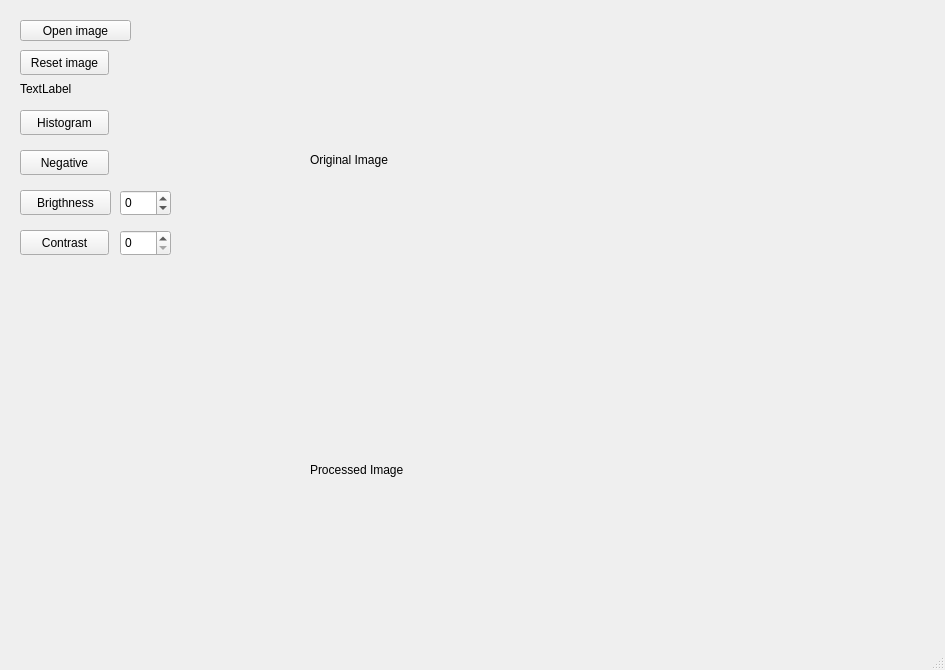
The window that mainwindow.ui (alumertz/fpi2) describes before a commit, drawn with Qt 5.
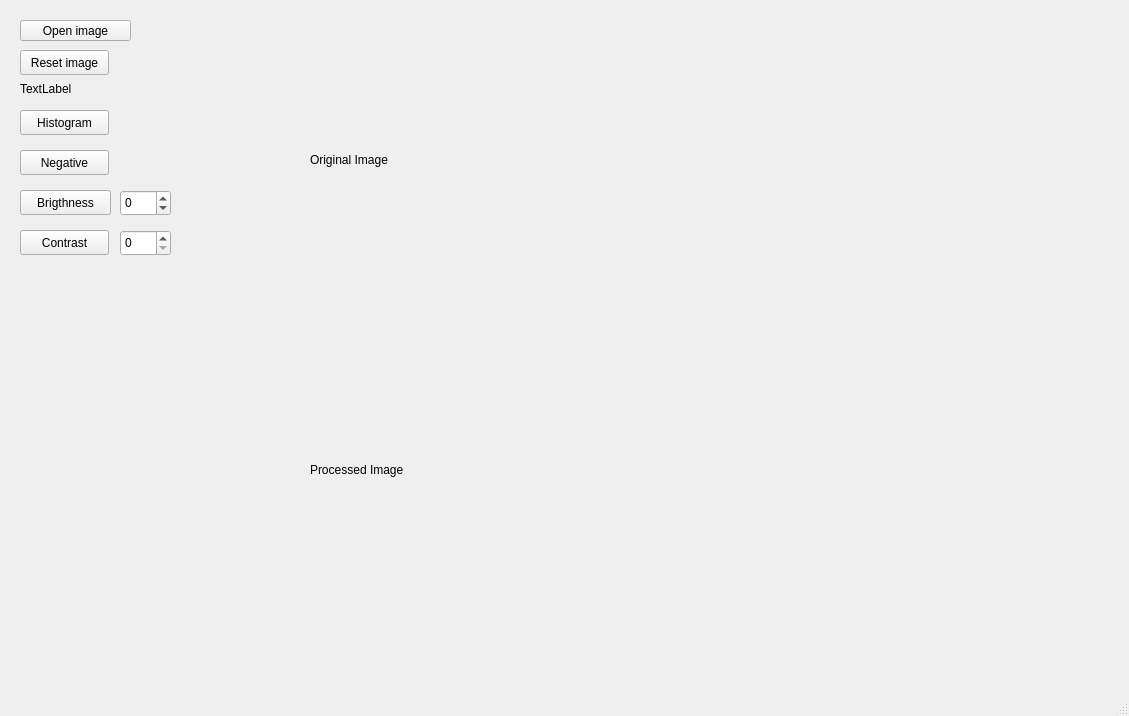
The same window after the commit.

Patch:
```diff
--- a/mainwindow.ui
+++ b/mainwindow.ui
@@ -6,8 +6,8 @@
    <rect>
     <x>0</x>
     <y>0</y>
-    <width>945</width>
-    <height>670</height>
+    <width>1129</width>
+    <height>716</height>
    </rect>
   </property>
   <property name="windowTitle">
@@ -174,7 +174,7 @@
      <rect>
       <x>630</x>
       <y>10</y>
-      <width>300</width>
+      <width>400</width>
       <height>300</height>
      </rect>
     </property>
@@ -185,7 +185,7 @@
      <rect>
       <x>630</x>
       <y>340</y>
-      <width>300</width>
+      <width>400</width>
       <height>300</height>
      </rect>
     </property>
```
Left out of the diff: 2 changed lines with no effect on the pictures.
